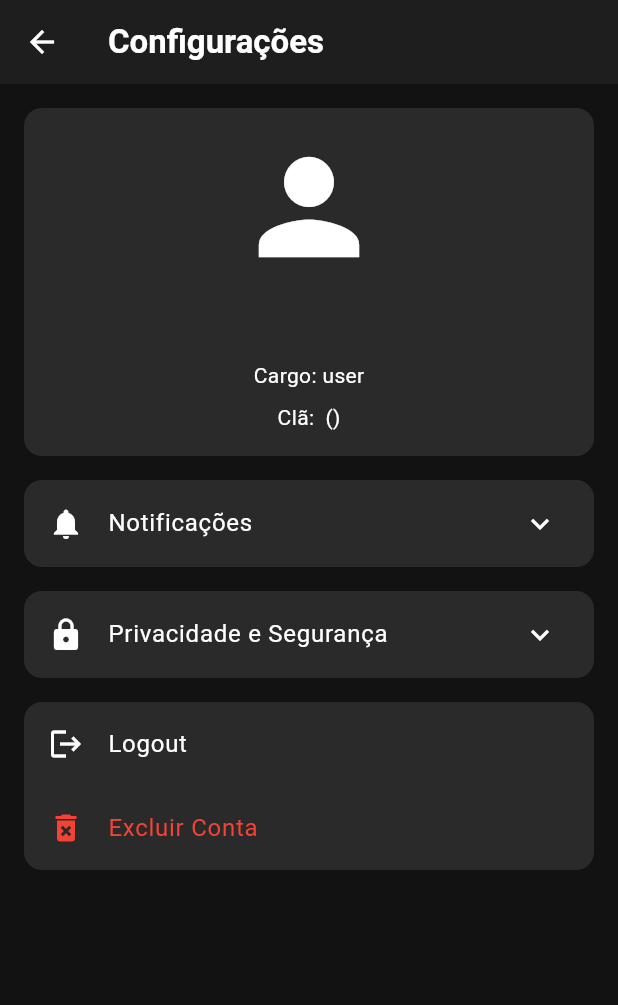
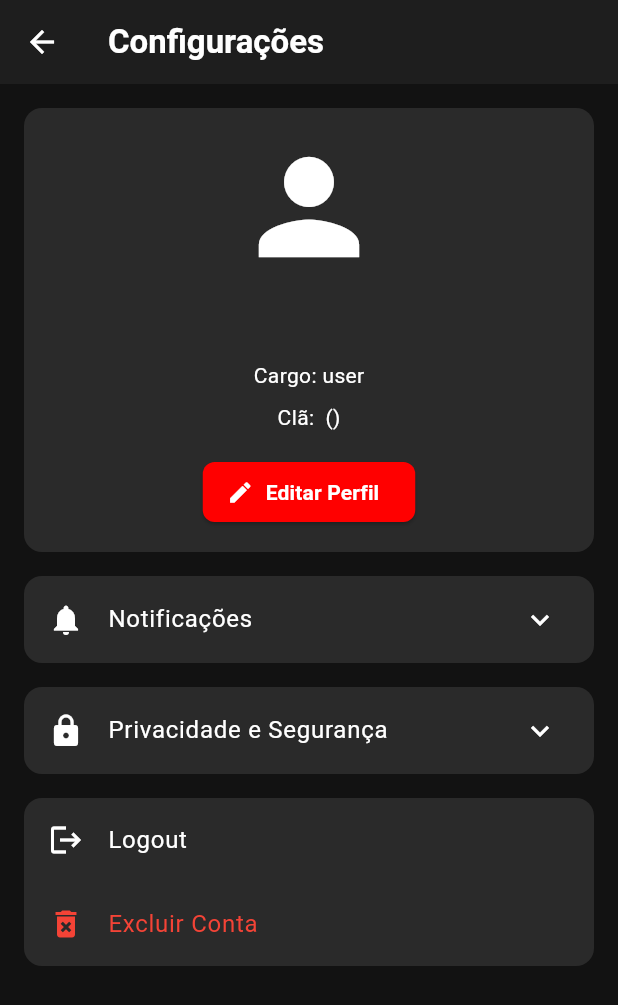
Before and after one commit to lucasmd12/gamepro, a Flutter app: the SettingsScreen screen opened directly, on a phone screen of 412 x 824 dp. Shown: the top 1005 px of the screen. Run offline on Flutter 3.47's test engine with Material 3 defaults, Android fonts, the phone set to English and light mode, and no system bars; drawn by our look-alikes of cached_network_image; our stand-ins replace audioplayers, connectivity_plus, file_picker, firebase_core, firebase_crashlytics, firebase_database and 19 more; missing offline and left inert: firebase_app_check, flutter_sound, flutter_webrtc, jitsi_meet_flutter_sdk; accounts and stored records are empty; network calls fail; project files that could hold a hidden picture were left out.

Commit message:
Update settings_screen.dart

```diff
--- a/lib/screens/settings_screen.dart
+++ b/lib/screens/settings_screen.dart
@@ -3,9 +3,10 @@ import 'package:provider/provider.dart';
 import 'package:lucasbeatsfederacao/providers/auth_provider.dart';
 import 'package:cached_network_image/cached_network_image.dart';
 import 'package:lucasbeatsfederacao/screens/login_screen.dart';
-import 'package:lucasbeatsfederacao/screens/media/profile_picture_manager.dart';
+// import 'package:lucasbeatsfederacao/screens/media/profile_picture_manager.dart'; // Removido
 import 'package:lucasbeatsfederacao/screens/admin_panel_screen.dart';
 import 'package:lucasbeatsfederacao/models/role_model.dart';
+import 'package:lucasbeatsfederacao/screens/profile_edit_screen.dart'; // Import the new screen
 
 class SettingsScreen extends StatefulWidget {
   const SettingsScreen({super.key});
@@ -40,9 +41,10 @@ class _SettingsScreenState extends State<SettingsScreen> {
                 children: [
                   GestureDetector(
                     onTap: () {
+                      // Navega para a tela de edição de perfil, que já gerencia a foto
                       Navigator.of(context).push(
                         MaterialPageRoute(
-                          builder: (context) => const ProfilePictureManagerScreen(),
+                          builder: (context) => const ProfileEditScreen(),
                         ),
                       );
                     },
@@ -79,6 +81,18 @@ class _SettingsScreenState extends State<SettingsScreen> {
                       'Clã: ${currentUser.clanName} ${currentUser.clanTag != null ? '(${currentUser.clanTag})' : ''}',
                       style: Theme.of(context).textTheme.bodyMedium,
                     ),
+                  const SizedBox(height: 16),
+                  ElevatedButton.icon(
+                    onPressed: () {
+                      Navigator.of(context).push(
+                        MaterialPageRoute(
+                          builder: (context) => const ProfileEditScreen(),
+                        ),
+                      );
+                    },
+                    icon: const Icon(Icons.edit),
+                    label: const Text('Editar Perfil'),
+                  ),
                 ],
               ),
             ),
```
